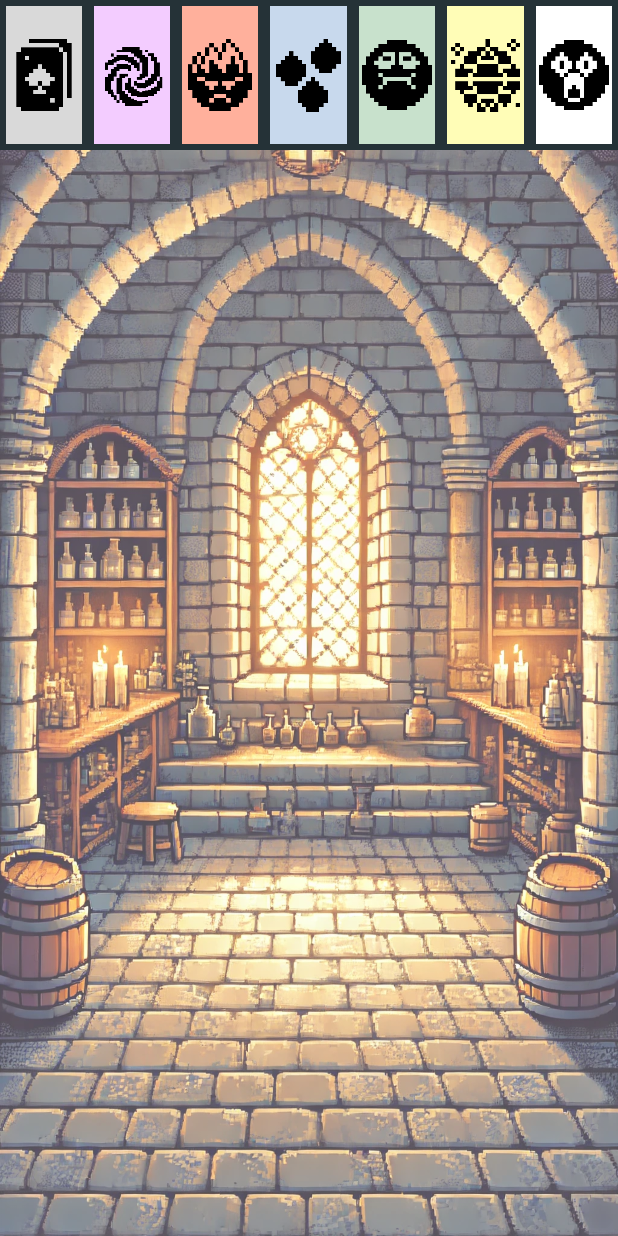
After one commit to crrauldam/TFG-The_Climb_Within, an Android app: the Your_Cards screen opened directly, with no data from a screen before it, on a phone screen of 412 x 824 dp. The commit adds this screen. Run offline under Robolectric (Android 15) with nearby library versions, the phone set to English and light mode, and no system bars.

Commit message:
added your_cards activity, emotions img icons

```diff
--- a/app/src/main/AndroidManifest.xml
+++ b/app/src/main/AndroidManifest.xml
@@ -12,6 +12,9 @@
         android:supportsRtl="true"
         android:theme="@style/Theme.TFGThe_Climb_Within"
         tools:targetApi="31">
+        <activity
+            android:name=".Your_Cards"
+            android:exported="true" />
         <activity
             android:name=".Shop"
             android:exported="true" />
--- /dev/null
+++ b/app/src/main/java/com/jatora/tfg_the_climb_within/Your_Cards.java
@@ -0,0 +1,24 @@
+package com.jatora.tfg_the_climb_within;
+
+import android.os.Bundle;
+
+import androidx.activity.EdgeToEdge;
+import androidx.appcompat.app.AppCompatActivity;
+import androidx.core.graphics.Insets;
+import androidx.core.view.ViewCompat;
+import androidx.core.view.WindowInsetsCompat;
+
+public class Your_Cards extends AppCompatActivity {
+
+    @Override
+    protected void onCreate(Bundle savedInstanceState) {
+        super.onCreate(savedInstanceState);
+        EdgeToEdge.enable(this);
+        setContentView(R.layout.activity_your_cards);
+        ViewCompat.setOnApplyWindowInsetsListener(findViewById(R.id.main), (v, insets) -> {
+            Insets systemBars = insets.getInsets(WindowInsetsCompat.Type.systemBars());
+            v.setPadding(systemBars.left, systemBars.top, systemBars.right, systemBars.bottom);
+            return insets;
+        });
+    }
+}
--- /dev/null
+++ b/app/src/main/res/drawable/anger_button.xml
@@ -0,0 +1,9 @@
+<shape xmlns:android="http://schemas.android.com/apk/res/android">
+    <stroke
+    android:width="4dp"
+        android:color="@color/gunmetal"
+        />
+    <solid
+    android:color="@color/anger"
+        />
+</shape>
--- /dev/null
+++ b/app/src/main/res/drawable/basic_button.xml
@@ -0,0 +1,9 @@
+<shape xmlns:android="http://schemas.android.com/apk/res/android">
+    <stroke
+    android:width="4dp"
+        android:color="@color/gunmetal"
+        />
+    <solid
+    android:color="@color/basic"
+        />
+</shape>
--- /dev/null
+++ b/app/src/main/res/drawable/disgust_button.xml
@@ -0,0 +1,9 @@
+<shape xmlns:android="http://schemas.android.com/apk/res/android">
+    <stroke
+    android:width="4dp"
+        android:color="@color/gunmetal"
+        />
+    <solid
+    android:color="@color/disgust"
+        />
+</shape>
--- /dev/null
+++ b/app/src/main/res/drawable/fear_button.xml
@@ -0,0 +1,9 @@
+<shape xmlns:android="http://schemas.android.com/apk/res/android">
+    <stroke
+    android:width="4dp"
+        android:color="@color/gunmetal"
+        />
+    <solid
+    android:color="@color/fear"
+        />
+</shape>
--- /dev/null
+++ b/app/src/main/res/drawable/happiness_button.xml
@@ -0,0 +1,9 @@
+<shape xmlns:android="http://schemas.android.com/apk/res/android">
+    <stroke
+    android:width="4dp"
+        android:color="@color/gunmetal"
+        />
+    <solid
+    android:color="@color/happiness"
+        />
+</shape>
--- a/app/src/main/res/drawable/round_button_bg.xml
+++ b/app/src/main/res/drawable/round_button_bg.xml
@@ -1,5 +1,5 @@
 <?xml version="1.0" encoding="utf-8"?>
 <shape xmlns:android="http://schemas.android.com/apk/res/android"
     android:shape="oval">
-    <solid android:color="@color/main1"/>
+    <solid android:color="@color/gunmetal"/>
 </shape>
--- /dev/null
+++ b/app/src/main/res/drawable/sadness_button.xml
@@ -0,0 +1,9 @@
+<shape xmlns:android="http://schemas.android.com/apk/res/android">
+    <stroke
+    android:width="4dp"
+        android:color="@color/gunmetal"
+        />
+    <solid
+    android:color="@color/sadness"
+        />
+</shape>
--- /dev/null
+++ b/app/src/main/res/drawable/surprise_button.xml
@@ -0,0 +1,9 @@
+<shape xmlns:android="http://schemas.android.com/apk/res/android">
+    <stroke
+    android:width="4dp"
+        android:color="@color/gunmetal"
+        />
+    <solid
+    android:color="@color/surprise"
+        />
+</shape>
--- /dev/null
+++ b/app/src/main/res/layout/activity_your_cards.xml
@@ -0,0 +1,123 @@
+<?xml version="1.0" encoding="utf-8"?>
+<androidx.constraintlayout.widget.ConstraintLayout xmlns:android="http://schemas.android.com/apk/res/android"
+    xmlns:app="http://schemas.android.com/apk/res-auto"
+    xmlns:tools="http://schemas.android.com/tools"
+    android:id="@+id/main"
+    android:layout_width="match_parent"
+    android:layout_height="match_parent"
+    tools:context=".Shop"
+    android:background="@drawable/your_cards_bg">
+    <GridLayout
+        android:id="@+id/grid1"
+        android:layout_width="0dp"
+        android:layout_height="wrap_content"
+        android:columnCount="7"
+        android:rowCount="1"
+        app:layout_constraintTop_toTopOf="parent"
+        app:layout_constraintStart_toStartOf="parent"
+        app:layout_constraintEnd_toEndOf="parent"
+        >
+
+        <ImageButton
+            android:id="@+id/basicTab"
+            android:layout_width="0dp"
+            android:layout_height="100dp"
+            android:layout_columnWeight="1"
+            android:scaleType="fitCenter"
+            android:padding="5dp"
+            android:src="@drawable/basic"
+            app:strokeWidth="2dp"
+            app:strokeColor="@color/black"
+            android:background="@drawable/basic_button"
+            />
+        <ImageButton
+            android:layout_width="0dp"
+            android:layout_height="100dp"
+            android:layout_columnWeight="1"
+            android:scaleType="fitCenter"
+            android:src="@drawable/fear"
+            app:strokeWidth="2dp"
+            app:strokeColor="@color/black"
+            android:background="@drawable/fear_button"
+            />
+        <ImageButton
+            android:layout_width="0dp"
+            android:layout_height="100dp"
+            android:layout_columnWeight="1"
+            android:scaleType="fitCenter"
+            android:padding="5dp"
+            android:src="@drawable/anger"
+            app:strokeWidth="2dp"
+            app:strokeColor="@color/black"
+            android:background="@drawable/anger_button"
+            />
+        <ImageButton
+            android:layout_width="0dp"
+            android:layout_height="100dp"
+            android:layout_columnWeight="1"
+            android:scaleType="fitCenter"
+            android:padding="5dp"
+            android:src="@drawable/sadness"
+            app:strokeWidth="2dp"
+            app:strokeColor="@color/black"
+            android:background="@drawable/sadness_button"
+            />
+        <ImageButton
+            android:layout_width="0dp"
+            android:layout_height="100dp"
+            android:layout_columnWeight="1"
+            android:scaleType="fitCenter"
+            android:padding="6dp"
+            android:src="@drawable/disgust"
+            app:strokeWidth="2dp"
+            app:strokeColor="@color/black"
+            android:background="@drawable/disgust_button"
+            />
+        <ImageButton
+            android:layout_width="0dp"
+            android:layout_height="100dp"
+            android:layout_columnWeight="1"
+            android:scaleType="fitCenter"
+            android:padding="5dp"
+            android:src="@drawable/happiness"
+            app:strokeWidth="2dp"
+            app:strokeColor="@color/black"
+            android:background="@drawable/happiness_button"
+            />
+        <ImageButton
+            android:layout_width="0dp"
+            android:layout_height="100dp"
+            android:layout_columnWeight="1"
+            android:scaleType="fitCenter"
+            android:padding="6dp"
+            android:src="@drawable/surprise"
+            app:strokeWidth="2dp"
+            app:strokeColor="@color/black"
+            android:background="@drawable/surprise_button"
+            />
+
+    </GridLayout>
+
+    <ScrollView
+        android:id="@+id/scroll"
+        android:layout_width="match_parent"
+        android:layout_height="0dp"
+        android:alpha="0.3"
+        android:background="@color/white"
+        android:padding="16dp"
+        app:layout_constraintBottom_toBottomOf="@id/main"
+        app:layout_constraintEnd_toEndOf="@id/main"
+
+        app:layout_constraintStart_toStartOf="@id/main"
+        app:layout_constraintTop_toBottomOf="@id/grid1">
+
+
+        <GridLayout
+            android:id="@+id/gridLayout"
+            android:layout_width="match_parent"
+            android:layout_height="wrap_content"
+            android:columnCount="3" />
+    </ScrollView>
+
+
+</androidx.constraintlayout.widget.ConstraintLayout>
```
Also changed, not shown: app/src/main/res/drawable/anger.png (added), app/src/main/res/drawable/disgust.png (added), app/src/main/res/drawable/fear.png (added), app/src/main/res/drawable/happiness.png (added), app/src/main/res/drawable/sadness.png (added), app/src/main/res/drawable/surprise.png (added), app/src/main/res/drawable/your_cards_bg.webp (added).
